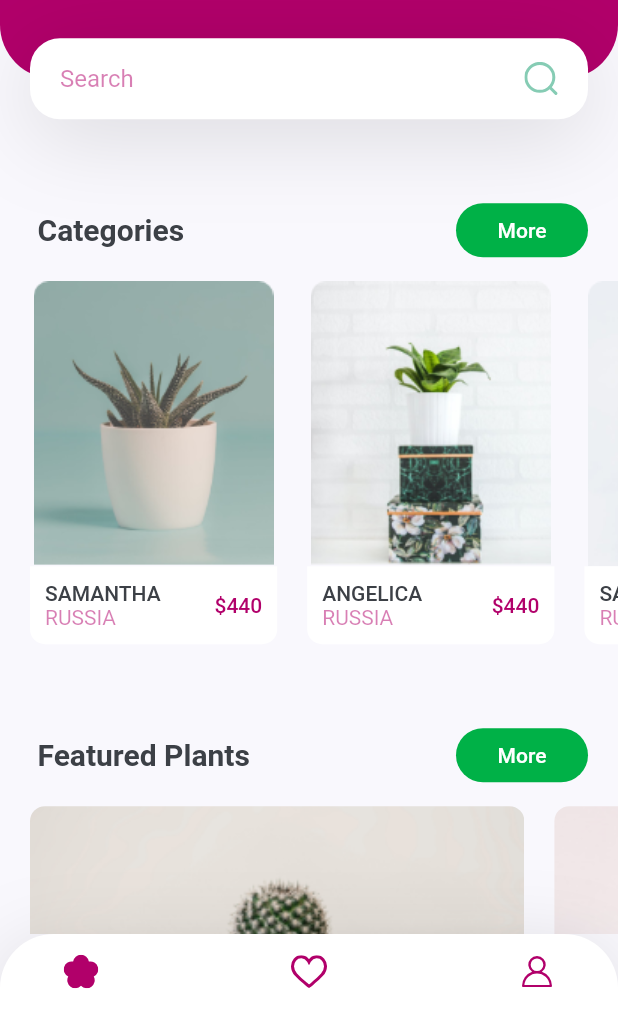
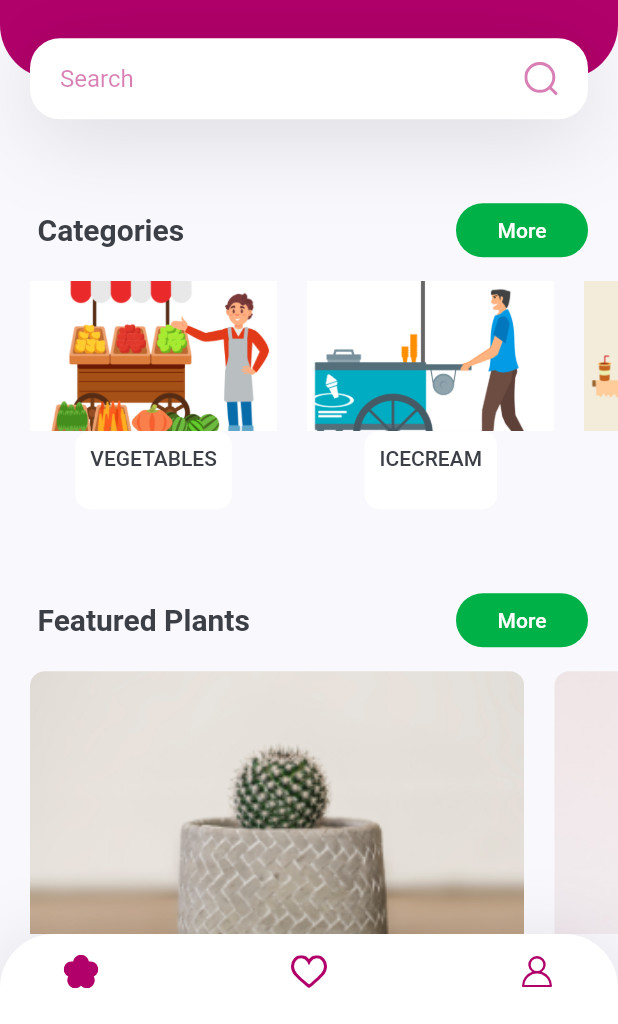
Before and after one commit to Karanjot-singh/ApnaVendor, a Flutter app: the screen it shows after launch, on a phone screen of 412 x 824 dp, the part 212-1236 px from its top. Run offline on Flutter 3.47's test engine with Material 2 defaults, Android fonts, the phone set to English and light mode, and no system bars; our stand-ins replace flutter_svg.

Commit message:
Ui changes- added relevant images

```diff
--- a/lib/screens/home/components/body.dart
+++ b/lib/screens/home/components/body.dart
@@ -1,7 +1,7 @@
 import 'package:flutter/material.dart';
 import '../../.././constants.dart';
 
-import 'featured_plants.dart';
+import 'vendor_featured.dart';
 import 'header_with_searchbox.dart';
 import 'vendor_categories.dart';
 import 'title_with_more_bbtn.dart';
--- a/lib/screens/home/components/vendor_categories.dart
+++ b/lib/screens/home/components/vendor_categories.dart
@@ -15,10 +15,8 @@ class vendorCategories extends StatelessWidget {
       child: Row(
         children: <Widget>[
           categoryCard(
-            image: "assets/images/image_1.png",
-            title: "Samantha",
-            country: "Russia",
-            price: 440,
+            image: "assets/images/vegetable_vendor.png",
+            title: "Vegetables",
             press: () {
               Navigator.push(
                 context,
@@ -29,10 +27,8 @@ class vendorCategories extends StatelessWidget {
             },
           ),
           categoryCard(
-            image: "assets/images/image_2.png",
-            title: "Angelica",
-            country: "Russia",
-            price: 440,
+            image: "assets/images/icecream_vendor.jpg",
+            title: "Icecream",
             press: () {
               Navigator.push(
                 context,
@@ -43,10 +39,13 @@ class vendorCategories extends StatelessWidget {
             },
           ),
           categoryCard(
-            image: "assets/images/image_3.png",
-            title: "Samantha",
-            country: "Russia",
-            price: 440,
+            image: "assets/images/food_vendor.png",
+            title: "Food",
+            press: () {},
+          ),
+          categoryCard(
+            image: "assets/images/tailor.png",
+            title: "Other Utilities",
             press: () {},
           ),
         ],
@@ -60,13 +59,10 @@ class categoryCard extends StatelessWidget {
     Key key,
     this.image,
     this.title,
-    this.country,
-    this.price,
     this.press,
   }) : super(key: key);
 
-  final String image, title, country;
-  final int price;
+  final String image, title;
   final Function press;
 
   @override
@@ -81,16 +77,20 @@ class categoryCard extends StatelessWidget {
       width: size.width * 0.4,
       child: Column(
         children: <Widget>[
-          Image.asset(image),
+          Image.asset(
+            image,
+            height: 100,
+            width: 200,
+            fit: BoxFit.fitWidth,
+          ),
           GestureDetector(
             onTap: press,
             child: Container(
               padding: EdgeInsets.all(kDefaultPadding / 2),
               decoration: BoxDecoration(
                 color: Colors.white,
-                borderRadius: BorderRadius.only(
-                  bottomLeft: Radius.circular(10),
-                  bottomRight: Radius.circular(10),
+                borderRadius: BorderRadius.all(
+                  Radius.circular(10),
                 ),
                 // boxShadow: [
                 //   BoxShadow(
@@ -100,32 +100,14 @@ class categoryCard extends StatelessWidget {
                 //   ),
                 // ],
               ),
-              child: Row(
-                children: <Widget>[
-                  RichText(
+              child: RichText(
                 text: TextSpan(
                   children: [
                     TextSpan(
                         text: "$title\n".toUpperCase(),
                         style: Theme.of(context).textTheme.button),
-                        TextSpan(
-                          text: "$country".toUpperCase(),
-                          style: TextStyle(
-                            color: kPrimaryColor.withOpacity(0.5),
-                          ),
-                        ),
                   ],
                 ),
-                  ),
-                  Spacer(),
-                  Text(
-                    '\$$price',
-                    style: Theme.of(context)
-                        .textTheme
-                        .button
-                        .copyWith(color: kPrimaryColor),
-                  )
-                ],
               ),
             ),
           )
```
Also changed, not shown: assets/icons/search.svg, lib/screens/home/components/vendor_featured.dart (renamed from lib/screens/home/components/featured_plants.dart). Lines whose indentation alone changed are shown as unchanged.
